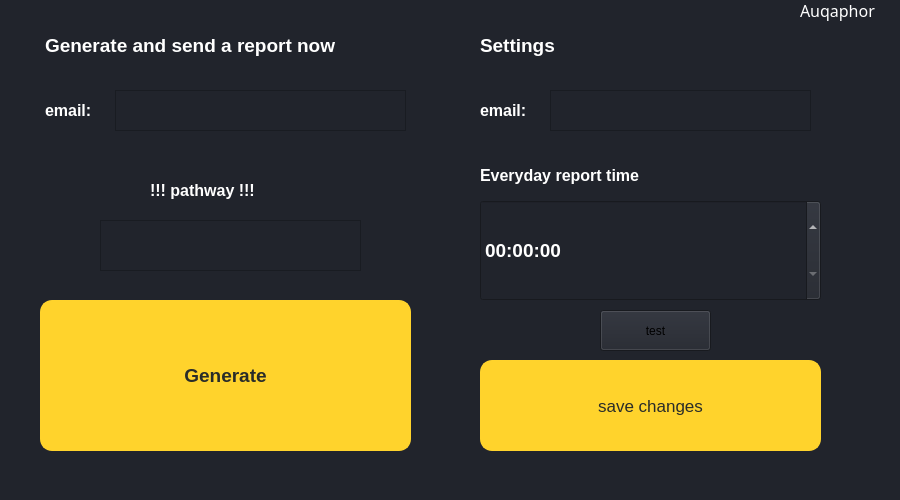
Before: the Qt Designer form main_window.ui in LekzLuthor/Aquaphor_Soft, drawn with Qt 5.
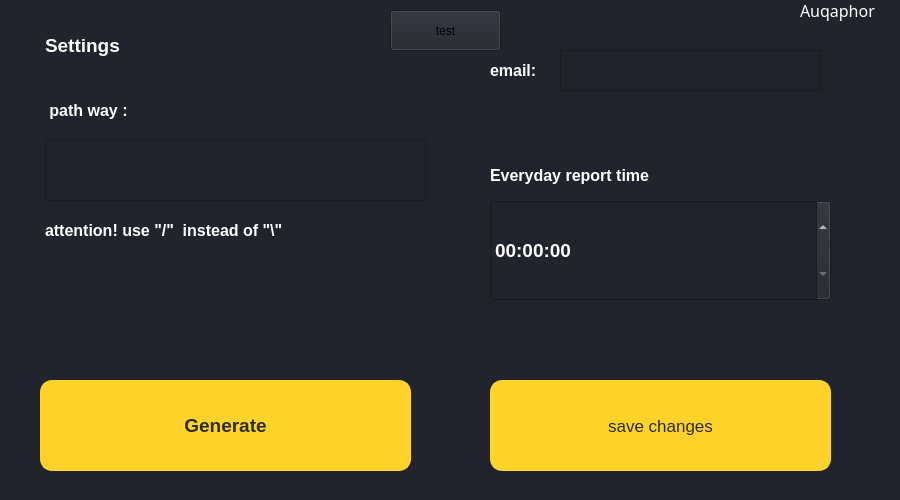
After: the same form once the commit is applied.

Patch:
```diff
--- a/main_window.ui
+++ b/main_window.ui
@@ -46,7 +46,7 @@
    <widget class="QTimeEdit" name="reportTime">
     <property name="geometry">
      <rect>
-      <x>480</x>
+      <x>490</x>
       <y>200</y>
       <width>341</width>
       <height>101</height>
@@ -67,8 +67,8 @@
    <widget class="QPushButton" name="saveChangesButton">
     <property name="geometry">
      <rect>
-      <x>480</x>
-      <y>360</y>
+      <x>490</x>
+      <y>380</y>
       <width>341</width>
       <height>91</height>
      </rect>
@@ -107,7 +107,7 @@
    <widget class="QLabel" name="label">
     <property name="geometry">
      <rect>
-      <x>480</x>
+      <x>490</x>
       <y>160</y>
       <width>331</width>
       <height>31</height>
@@ -132,9 +132,9 @@
     <property name="geometry">
      <rect>
       <x>40</x>
-      <y>300</y>
+      <y>380</y>
       <width>371</width>
-      <height>151</height>
+      <height>91</height>
      </rect>
     </property>
     <property name="font">
@@ -165,30 +165,6 @@
      <string>Generate</string>
     </property>
    </widget>
-   <widget class="QLabel" name="label_2">
-    <property name="geometry">
-     <rect>
-      <x>45</x>
-      <y>30</y>
-      <width>361</width>
-      <height>31</height>
-     </rect>
-    </property>
-    <property name="font">
-     <font>
-      <family>Microsoft JhengHei UI</family>
-      <pointsize>14</pointsize>
-      <weight>75</weight>
-      <bold>true</bold>
-     </font>
-    </property>
-    <property name="styleSheet">
-     <string notr="true">color: white;</string>
-    </property>
-    <property name="text">
-     <string>Generate and send a report now</string>
-    </property>
-   </widget>
    <widget class="QLabel" name="label_3">
     <property name="geometry">
      <rect>
@@ -216,8 +192,8 @@
    <widget class="QLabel" name="label_4">
     <property name="geometry">
      <rect>
-      <x>480</x>
-      <y>90</y>
+      <x>490</x>
+      <y>50</y>
       <width>61</width>
       <height>41</height>
      </rect>
@@ -240,7 +216,7 @@
    <widget class="QLabel" name="label_5">
     <property name="geometry">
      <rect>
-      <x>480</x>
+      <x>45</x>
       <y>30</y>
       <width>331</width>
       <height>31</height>
@@ -264,8 +240,8 @@
    <widget class="QTextEdit" name="emailSetForm">
     <property name="geometry">
      <rect>
-      <x>550</x>
-      <y>90</y>
+      <x>560</x>
+      <y>50</y>
       <width>261</width>
       <height>41</height>
      </rect>
@@ -285,59 +261,11 @@
      <string notr="true">color: white;</string>
     </property>
    </widget>
-   <widget class="QLabel" name="label_6">
-    <property name="geometry">
-     <rect>
-      <x>45</x>
-      <y>90</y>
-      <width>61</width>
-      <height>41</height>
-     </rect>
-    </property>
-    <property name="font">
-     <font>
-      <family>Microsoft JhengHei UI</family>
-      <pointsize>12</pointsize>
-      <weight>75</weight>
-      <bold>true</bold>
-     </font>
-    </property>
-    <property name="styleSheet">
-     <string notr="true">color: white;</string>
-    </property>
-    <property name="text">
-     <string>email:</string>
-    </property>
-   </widget>
-   <widget class="QTextEdit" name="textEdit_2">
-    <property name="geometry">
-     <rect>
-      <x>115</x>
-      <y>90</y>
-      <width>291</width>
-      <height>41</height>
-     </rect>
-    </property>
-    <property name="font">
-     <font>
-      <family>Microsoft JhengHei UI</family>
-      <pointsize>12</pointsize>
-      <weight>75</weight>
-      <bold>true</bold>
-     </font>
-    </property>
-    <property name="cursor" stdset="0">
-     <cursorShape>IBeamCursor</cursorShape>
-    </property>
-    <property name="styleSheet">
-     <string notr="true">color: white;</string>
-    </property>
-   </widget>
    <widget class="QPushButton" name="test">
     <property name="geometry">
      <rect>
-      <x>600</x>
-      <y>310</y>
+      <x>390</x>
+      <y>10</y>
       <width>111</width>
       <height>41</height>
      </rect>
@@ -349,9 +277,9 @@
    <widget class="QLabel" name="label_7">
     <property name="geometry">
      <rect>
-      <x>150</x>
-      <y>170</y>
-      <width>151</width>
+      <x>45</x>
+      <y>90</y>
+      <width>101</width>
       <height>41</height>
      </rect>
     </property>
@@ -367,16 +295,40 @@
      <string notr="true">color: white;</string>
     </property>
     <property name="text">
-     <string>!!! pathway !!!</string>
+     <string> path way :</string>
     </property>
    </widget>
    <widget class="QTextEdit" name="pathwaySetForm">
     <property name="geometry">
      <rect>
-      <x>100</x>
+      <x>45</x>
+      <y>140</y>
+      <width>381</width>
+      <height>61</height>
+     </rect>
+    </property>
+    <property name="font">
+     <font>
+      <family>Microsoft JhengHei UI</family>
+      <pointsize>12</pointsize>
+      <weight>75</weight>
+      <bold>true</bold>
+     </font>
+    </property>
+    <property name="cursor" stdset="0">
+     <cursorShape>IBeamCursor</cursorShape>
+    </property>
+    <property name="styleSheet">
+     <string notr="true">color: white;</string>
+    </property>
+   </widget>
+   <widget class="QLabel" name="label_8">
+    <property name="geometry">
+     <rect>
+      <x>45</x>
       <y>220</y>
-      <width>261</width>
-      <height>51</height>
+      <width>381</width>
+      <height>21</height>
      </rect>
     </property>
     <property name="font">
@@ -387,11 +339,92 @@
       <bold>true</bold>
      </font>
     </property>
-    <property name="cursor" stdset="0">
-     <cursorShape>IBeamCursor</cursorShape>
+    <property name="styleSheet">
+     <string notr="true">color: white;</string>
     </property>
+    <property name="text">
+     <string>attention! use &quot;/&quot;  instead of &quot;\&quot; </string>
+    </property>
+   </widget>
+   <widget class="QLabel" name="emailStatusBar">
+    <property name="geometry">
+     <rect>
+      <x>490</x>
+      <y>110</y>
+      <width>331</width>
+      <height>21</height>
+     </rect>
+    </property>
+    <property name="font">
+     <font>
+      <family>Microsoft JhengHei UI</family>
+      <pointsize>12</pointsize>
+      <weight>75</weight>
+      <bold>true</bold>
+     </font>
+    </property>
     <property name="styleSheet">
      <string notr="true">color: white;</string>
+    </property>
+    <property name="text">
+     <string/>
+    </property>
+    <property name="alignment">
+     <set>Qt::AlignCenter</set>
+    </property>
+   </widget>
+   <widget class="QLabel" name="timeStatusBar">
+    <property name="geometry">
+     <rect>
+      <x>500</x>
+      <y>320</y>
+      <width>331</width>
+      <height>21</height>
+     </rect>
+    </property>
+    <property name="font">
+     <font>
+      <family>Microsoft JhengHei UI</family>
+      <pointsize>12</pointsize>
+      <weight>75</weight>
+      <bold>true</bold>
+     </font>
+    </property>
+    <property name="styleSheet">
+     <string notr="true">color: white;</string>
+    </property>
+    <property name="text">
+     <string/>
+    </property>
+    <property name="alignment">
+     <set>Qt::AlignCenter</set>
+    </property>
+   </widget>
+   <widget class="QLabel" name="pathwayStatusBar">
+    <property name="geometry">
+     <rect>
+      <x>70</x>
+      <y>280</y>
+      <width>331</width>
+      <height>21</height>
+     </rect>
+    </property>
+    <property name="font">
+     <font>
+      <family>Microsoft JhengHei UI</family>
+      <pointsize>12</pointsize>
+      <weight>75</weight>
+      <bold>true</bold>
+     </font>
+    </property>
+    <property name="styleSheet">
+     <string notr="true">color: white;</string>
+    </property>
+    <property name="text">
+     <string/>
+    </property>
+    <property name="alignment">
+     <set>Qt::AlignCenter</set>
     </property>
    </widget>
   </widget>
```
